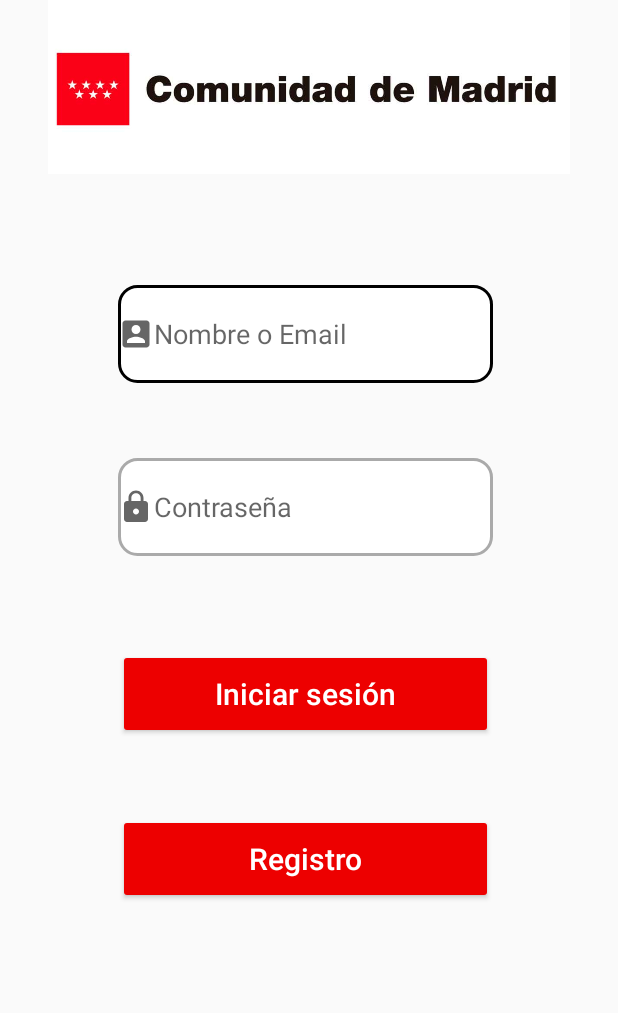
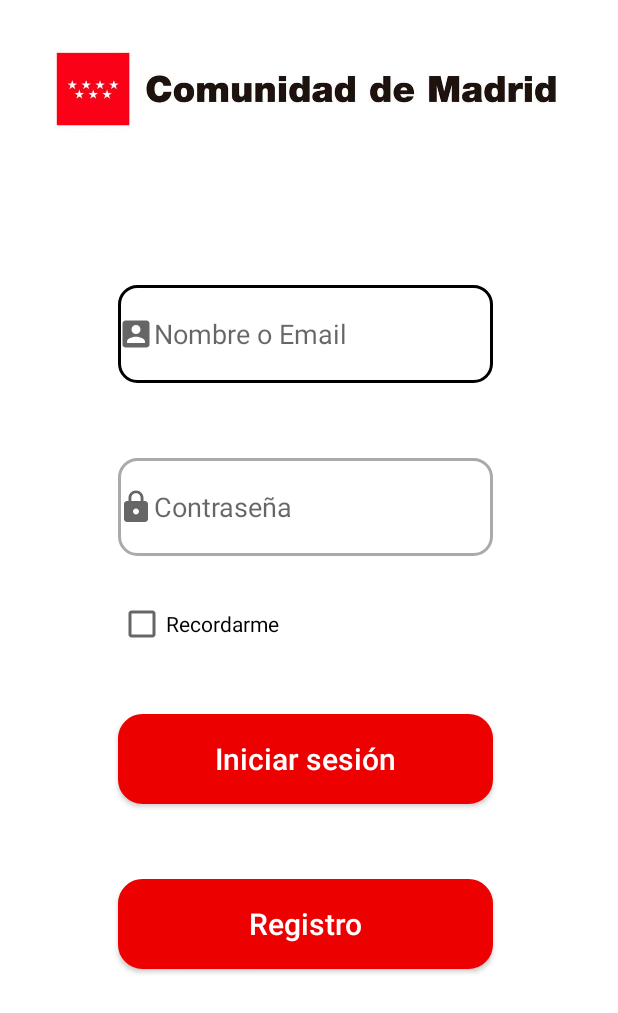
Before and after one commit to mairo14/ProyectoAndroid, an Android app: the MainActivity screen opened directly, with no data from a screen before it, on a phone screen of 412 x 824 dp. Shown: the top 1013 px of the screen. Run offline under Robolectric (Android 15) with nearby library versions, the phone set to English and light mode, and no system bars.

Commit message:
keep going

```diff
--- /dev/null
+++ b/app/src/main/res/drawable/custom_button_rounded.xml
@@ -0,0 +1,19 @@
+<?xml version="1.0" encoding="utf-8"?>
+<selector xmlns:android="http://schemas.android.com/apk/res/android">
+    <item android:state_enabled="true" android:state_focused="true">
+        <shape android:shape="rectangle">
+            <solid android:color="@android:color/white" />
+            <corners android:radius="15dp" />
+            <stroke android:width="2dp" android:color="@color/colorPrimary" />
+        </shape>
+    </item>
+
+    <!--The outline turns to grey when the EditText is out of focus-->
+    <item android:state_enabled="true">
+        <shape android:shape="rectangle">
+            <solid android:color="@android:color/white" />
+            <corners android:radius="15dp" />
+            <stroke android:width="2dp" android:color="@android:color/darker_gray" />
+        </shape>
+    </item>
+</selector>
--- a/app/src/main/res/layout/activity_main.xml
+++ b/app/src/main/res/layout/activity_main.xml
@@ -4,6 +4,7 @@
     xmlns:tools="http://schemas.android.com/tools"
     android:layout_width="match_parent"
     android:layout_height="match_parent"
+    android:background="#FFFFFF"
     tools:context=".MainActivity">
 
     <EditText
@@ -26,9 +27,9 @@
         android:id="@+id/ContraseñaLogIn"
         android:layout_width="250dp"
         android:layout_height="65dp"
-        android:background="@drawable/custom_edit_text_rounded"
         android:layout_marginTop="50dp"
         android:autoText="false"
+        android:background="@drawable/custom_edit_text_rounded"
         android:drawableStart="@drawable/password_icon"
         android:ems="10"
         android:hint="@string/contrase_a"
@@ -45,21 +46,22 @@
         android:layout_width="250dp"
         android:layout_height="60dp"
         android:layout_marginTop="50dp"
+        android:background="@drawable/custom_button_rounded"
         android:backgroundTint="#ED0000"
-        android:text="Iniciar sesión"
+        android:text="@string/iniciar_sesi_n"
+        android:textAllCaps="false"
         android:textColor="#FFFF"
         android:textColorHighlight="#937878"
         android:textColorHint="#FFF1F1"
         android:textColorLink="#874646"
-        android:textAllCaps="false"
         android:textSize="20sp"
-        app:cornerRadius="12dp"
+        app:cornerRadius="15dp"
         app:layout_constraintBottom_toBottomOf="parent"
         app:layout_constraintEnd_toEndOf="@+id/ContraseñaLogIn"
-        app:layout_constraintHorizontal_bias="0.533"
+        app:layout_constraintHorizontal_bias="0.0"
         app:layout_constraintStart_toStartOf="@+id/ContraseñaLogIn"
         app:layout_constraintTop_toBottomOf="@+id/ContraseñaLogIn"
-        app:layout_constraintVertical_bias="0.035" />
+        app:layout_constraintVertical_bias="0.162" />
 
     <Button
         android:id="@+id/Registro"
@@ -67,12 +69,13 @@
         android:layout_height="60dp"
         android:layout_marginTop="50dp"
         android:backgroundTint="#ED0000"
-        android:text="Registro"
+        android:text="@string/registro"
+        android:textAllCaps="false"
         android:textColor="#FFFF"
+        android:background="@drawable/custom_button_rounded"
         android:textColorHighlight="#937878"
         android:textColorHint="#FFF1F1"
         android:textColorLink="#874646"
-        android:textAllCaps="false"
         android:textSize="20sp"
         app:cornerRadius="12dp"
         app:layout_constraintBottom_toBottomOf="parent"
@@ -85,6 +88,7 @@
         android:id="@+id/Logo"
         android:layout_width="match_parent"
         android:layout_height="116dp"
+        android:background="#FFFFFF"
         app:layout_constraintBottom_toBottomOf="parent"
         app:layout_constraintTop_toTopOf="parent"
         app:layout_constraintVertical_bias="0.0"
@@ -92,4 +96,17 @@
         tools:layout_editor_absoluteX="0dp"
         tools:srcCompat="@drawable/comunidaddemadrid" />
 
+    <CheckBox
+        android:id="@+id/recuperarcontraseña"
+        android:layout_width="wrap_content"
+        android:layout_height="wrap_content"
+        android:minHeight="48dp"
+        android:text="Recordarme"
+        app:layout_constraintBottom_toBottomOf="parent"
+        app:layout_constraintEnd_toEndOf="@+id/ContraseñaLogIn"
+        app:layout_constraintHorizontal_bias="0.0"
+        app:layout_constraintStart_toStartOf="@+id/ContraseñaLogIn"
+        app:layout_constraintTop_toBottomOf="@+id/ContraseñaLogIn"
+        app:layout_constraintVertical_bias="0.053" />
+
 </androidx.constraintlayout.widget.ConstraintLayout>
--- a/app/src/main/res/values/strings.xml
+++ b/app/src/main/res/values/strings.xml
@@ -14,4 +14,6 @@
     <string name="title_activity_ver_gps">VerGPS</string>
     <string name="contrase_a">Contraseña</string>
     <string name="nombre_o_email">Nombre o Email</string>
+    <string name="iniciar_sesi_n">Iniciar sesión</string>
+    <string name="registro">Registro</string>
 </resources>
```
